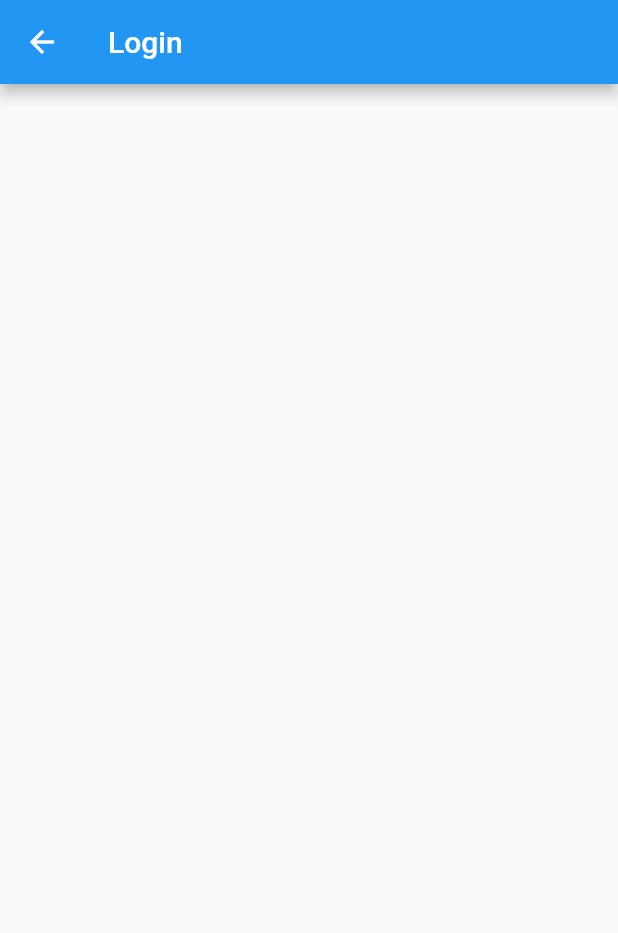
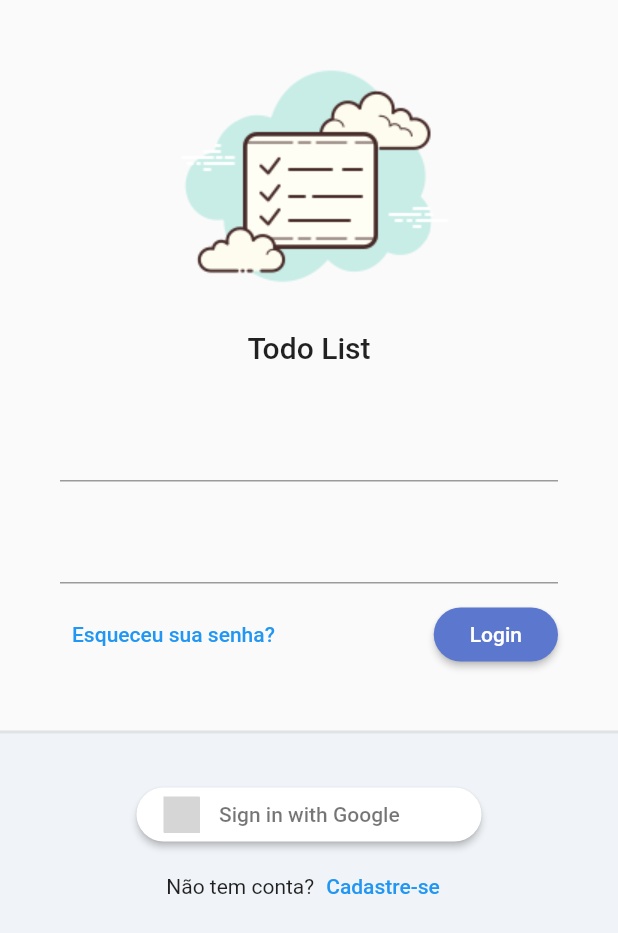
Before and after one commit to AllanRanier/todo_list, a Flutter app: the screen it shows after launch, after a tap on "Login", on a phone screen of 412 x 824 dp. Shown: the top 933 px of the screen. Run offline on Flutter 3.47's test engine with Material 2 defaults, Android fonts, the phone set to English and light mode, and no system bars; our stand-ins replace flutter_signin_button, sqflite, synchronized; accounts and stored records are empty; grey boxes are pictures that could not be loaded.

Commit message:
pagina de login

```diff
--- a/lib/app/app_widget.dart
+++ b/lib/app/app_widget.dart
@@ -1,6 +1,7 @@
 import 'package:flutter/material.dart';
 import 'package:provider/provider.dart';
 import 'package:todo_list/app/core/database/sqlite_adm_connection.dart';
+import 'package:todo_list/app/core/ui/todo_list_ui_config.dart';
 import 'package:todo_list/app/modules/auth/auth_module.dart';
 import 'package:todo_list/app/modules/auth/login/login_controller.dart';
 import 'package:todo_list/app/modules/auth/login/login_page.dart';
@@ -33,6 +34,8 @@ class _AppWidgetState extends State<AppWidget> {
   Widget build(BuildContext context) {
     return MaterialApp(
         title: 'Todo List',
+        initialRoute: '/login',
+        theme: TodoListUiConfig.theme,
         routes: {
           ...AuthModule().routers
         },
--- /dev/null
+++ b/lib/app/core/ui/theme_extensions.dart
@@ -0,0 +1,14 @@
+import 'package:flutter/material.dart';
+
+extension ThemeExtension on BuildContext{
+  Color get primaryColor => Theme.of(this).primaryColor;
+  Color get primaryColorLight => Theme.of(this).primaryColorLight;
+  Color get buttonColor => Theme.of(this).buttonColor;
+  TextTheme get textTheme => Theme.of(this).textTheme;
+
+  TextStyle get titleStyle => TextStyle(
+    fontSize: 12,
+    fontWeight: FontWeight.bold,
+    color: Colors.grey
+  );
+}
--- /dev/null
+++ b/lib/app/core/ui/todo_list_ui_config.dart
@@ -0,0 +1,14 @@
+import 'package:flutter/material.dart';
+
+
+class TodoListUiConfig {
+  TodoListUiConfig._();
+
+  static ThemeData get theme => ThemeData(
+        primaryColor: Color(0xff5C77CE),
+        primaryColorLight: Color(0xffABCBF7),
+        elevatedButtonTheme: ElevatedButtonThemeData(
+          style: ElevatedButton.styleFrom(primary: Color(0xff5C77CE)),
+        ),
+      );
+}
--- /dev/null
+++ b/lib/app/core/widget/todo_list_logo.dart
@@ -0,0 +1,20 @@
+import 'package:flutter/material.dart';
+import 'package:todo_list/app/core/ui/theme_extensions.dart';
+
+class TodoListLogo extends StatelessWidget {
+  const TodoListLogo({Key? key}) : super(key: key);
+
+  @override
+  Widget build(BuildContext context) {
+    return Column(
+      mainAxisAlignment: MainAxisAlignment.center,
+      children: [
+        Image.asset(
+          'assets/logo.png',
+          height: 200,
+        ),
+        Text("Todo List", style: context.textTheme.headline6),
+      ],
+    );
+  }
+}
--- a/lib/app/modules/auth/login/login_page.dart
+++ b/lib/app/modules/auth/login/login_page.dart
@@ -1,4 +1,6 @@
 import 'package:flutter/material.dart';
+import 'package:flutter_signin_button/flutter_signin_button.dart';
+import 'package:todo_list/app/core/widget/todo_list_logo.dart';
 
 class LoginPage extends StatelessWidget {
   const LoginPage({Key? key}) : super(key: key);
@@ -6,10 +8,98 @@ class LoginPage extends StatelessWidget {
   @override
   Widget build(BuildContext context) {
     return Scaffold(
-      appBar: AppBar(
-        title: const Text('Login'),
-      ),
-      body: Container(),
+      body: LayoutBuilder(builder: (context, constraints) {
+        return SingleChildScrollView(
+          child: ConstrainedBox(
+            constraints: BoxConstraints(
+              minHeight: constraints.maxHeight,
+              minWidth: constraints.maxWidth,
+            ),
+            child: IntrinsicHeight(
+              child: Column(
+                mainAxisSize: MainAxisSize.min,
+                children: [
+                  const SizedBox(height: 20),
+                  const TodoListLogo(),
+                  const SizedBox(height: 10),
+                  Padding(
+                    padding: const EdgeInsets.symmetric(
+                        horizontal: 40, vertical: 20),
+                    child: Form(
+                      child: Column(
+                        children: [
+                          TextFormField(),
+                          const SizedBox(height: 20),
+                          TextFormField(),
+                          const SizedBox(height: 10),
+                          Row(
+                            mainAxisAlignment: MainAxisAlignment.spaceBetween,
+                            children: [
+                              TextButton(
+                                onPressed: () {},
+                                child: const Text('Esqueceu sua senha?'),
+                              ),
+                              ElevatedButton(
+                                onPressed: () {},
+                                style: ElevatedButton.styleFrom(
+                                  shape: RoundedRectangleBorder(
+                                    borderRadius: BorderRadius.circular(20),
+                                  ),
+                                ),
+                                child: const Padding(
+                                  padding: EdgeInsets.all(8.0),
+                                  child: Text('Login'),
+                                ),
+                              ),
+                            ],
+                          ),
+                        ],
+                      ),
+                    ),
+                  ),
+                  const SizedBox(height: 20),
+                  Expanded(
+                    child: Container(
+                      decoration: BoxDecoration(
+                        color: const Color(0xffF0F3F7),
+                        border: Border(
+                          top: BorderSide(
+                            width: 2,
+                            color: Colors.grey.withAlpha(50),
+                          ),
+                        ),
+                      ),
+                      child: Column(
+                        children: [
+                          const SizedBox(height: 30),
+                          SignInButton(
+                            Buttons.Google,
+                            padding: const EdgeInsets.all(5),
+                            shape: OutlineInputBorder(
+                                borderRadius: BorderRadius.circular(30),
+                                borderSide: BorderSide.none),
+                            onPressed: () {},
+                          ),
+                          Row(
+                            mainAxisAlignment: MainAxisAlignment.center,
+                            children: [
+                              const Text('Não tem conta?'),
+                              TextButton(
+                                onPressed: () {},
+                                child: const Text('Cadastre-se'),
+                              )
+                            ],
+                          ),
+                        ],
+                      ),
+                    ),
+                  )
+                ],
+              ),
+            ),
+          ),
+        );
+      }),
     );
   }
 }
```
Also changed, not shown: pubspec.yaml (+6 -3 lines), assets/logo.png (added), pubspec.lock.
